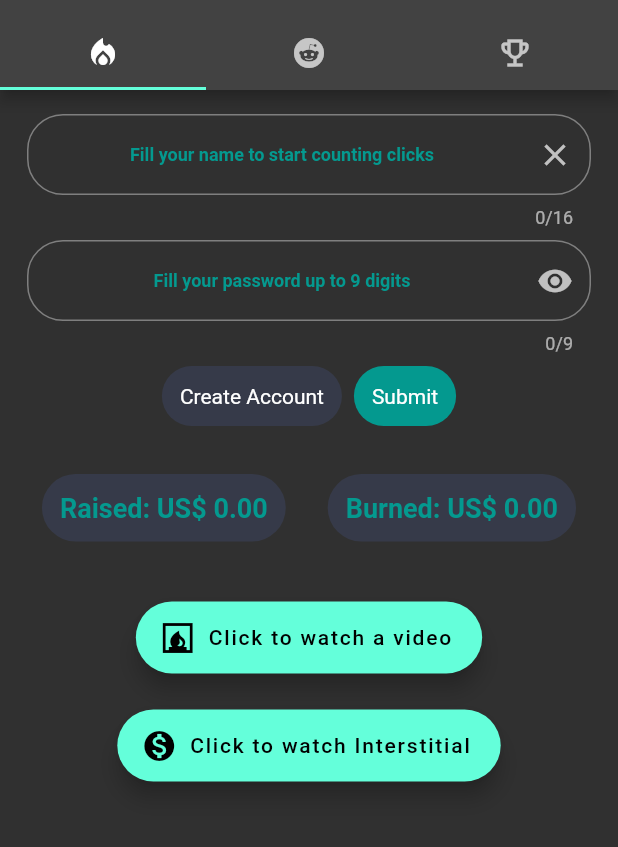
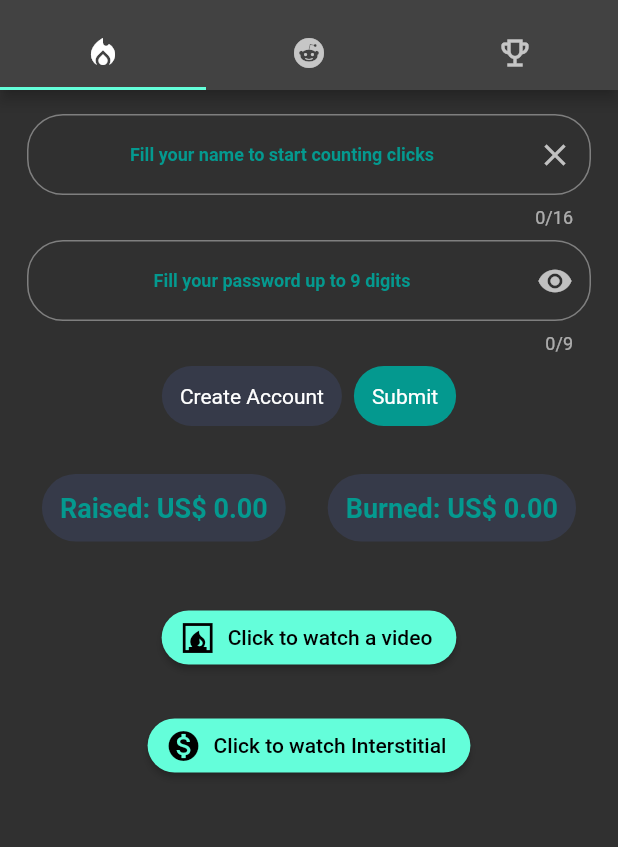
Before and after one commit to klausgreiner/safemoon_burn_ads, a Flutter app: the screen it shows after launch, on a phone screen of 412 x 824 dp, the part 66-913 px from its top. Run offline on Flutter 3.47's test engine with Material 2 defaults, Android fonts, the phone set to English and light mode, and no system bars; our stand-ins replace cloud_firestore, dio, equatable, firebase_core, firebase_remote_config, flutter_mobx and 5 more; accounts and stored records are empty; generated files the repository leaves out were written again; network calls fail.

Commit message:
[Add] button with cooldowns

```diff
--- a/lib/modules/core/constants/core_colors.dart
+++ b/lib/modules/core/constants/core_colors.dart
@@ -9,6 +9,6 @@ class CoreColors {
   static const Color sfmMainColor = Color(0xFF04998F);
   static const Color blueLinkColor = Colors.blue;
   static const Color backgroundChipColor = Color.fromARGB(255, 54, 58, 73);
-  static const Color sfmMainColor4 = Color(0xFF04998F);
+  static const Color sfmAccentColor = Color(0xFF64FEDA);
   static const Color sfmMainColor5 = Color(0xFF04998F);
 }
--- /dev/null
+++ b/lib/modules/home/presentation/components/ad_button.dart
@@ -0,0 +1,172 @@
+import 'dart:async';
+
+import 'package:flutter/material.dart';
+
+import '../../../core/constants/core_colors.dart';
+
+enum ButtonState { Busy, Idle }
+
+class AdButton extends StatefulWidget {
+  final Function onPressedFunction;
+  final String text;
+  final IconData icon;
+  final int cooldown;
+
+  const AdButton({
+    Key? key,
+    required this.onPressedFunction,
+    required this.text,
+    required this.icon,
+    required this.cooldown,
+  }) : super(key: key);
+
+  @override
+  State<AdButton> createState() => _AdButtonState();
+}
+
+class _AdButtonState extends State<AdButton> with TickerProviderStateMixin {
+  double? loaderWidth;
+
+  late Animation<double> _animation;
+  late AnimationController _controller;
+  ButtonState btn = ButtonState.Idle;
+  int secondsLeft = 0;
+  Timer? _timer;
+  Stream emptyStream = Stream.empty();
+
+  @override
+  void initState() {
+    super.initState();
+
+    _controller = AnimationController(
+        vsync: this, duration: Duration(milliseconds: widget.cooldown));
+
+    _animation = Tween(begin: 0.0, end: 1.0).animate(CurvedAnimation(
+      parent: _controller,
+      curve: Curves.easeInOutCirc,
+      reverseCurve: Curves.easeInOutCirc,
+    ));
+
+    _animation.addStatusListener((status) {
+      if (status == AnimationStatus.dismissed) {
+        setState(() {
+          btn = ButtonState.Idle;
+        });
+      }
+    });
+  }
+
+  @override
+  void dispose() {
+    if (_timer != null) _timer!.cancel();
+    _controller.dispose();
+    super.dispose();
+  }
+
+  void animateForward() {
+    setState(() {
+      btn = ButtonState.Busy;
+    });
+    _controller.forward();
+  }
+
+  void animateReverse() {
+    _controller.reverse();
+  }
+
+  lerpWidth(a, b, t) {
+    if (a == 0.0 || b == 0.0) {
+      return null;
+    } else {
+      return a + (b - a) * t;
+    }
+  }
+
+  void startTimer(int newTime) {
+    if (newTime == 0) {
+      throw ("Count Down Time can not be null");
+    }
+
+    animateForward();
+
+    setState(() {
+      secondsLeft = newTime;
+    });
+
+    if (_timer != null) {
+      _timer!.cancel();
+    }
+
+    var oneSec = const Duration(seconds: 1);
+    _timer = new Timer.periodic(
+      oneSec,
+      (Timer timer) => setState(
+        () {
+          if (secondsLeft < 1) {
+            timer.cancel();
+          } else {
+            secondsLeft = secondsLeft - 1;
+          }
+        },
+      ),
+    );
+  }
+
+  @override
+  Widget build(BuildContext context) {
+    return AnimatedBuilder(
+      animation: _controller,
+      builder: (context, child) {
+        return buttonBody();
+      },
+    );
+  }
+
+  Widget buttonBody() {
+    return btn == ButtonState.Idle
+        ? ElevatedButton.icon(
+            onPressed: () {
+              widget.onPressedFunction();
+              startTimer(widget.cooldown);
+            },
+            label:
+                Text(widget.text, style: const TextStyle(color: Colors.black)),
+            icon: Icon(
+              widget.icon,
+              color: Colors.black,
+            ),
+            style: ButtonStyle(
+              backgroundColor:
+                  MaterialStateProperty.all<Color>(CoreColors.sfmAccentColor),
+              shape: MaterialStateProperty.all<RoundedRectangleBorder>(
+                  RoundedRectangleBorder(
+                borderRadius: BorderRadius.circular(36.0),
+              )),
+            ),
+          )
+        : StreamBuilder(
+            stream: emptyStream,
+            builder: (context, snapshot) {
+              if (secondsLeft == 0) {
+                animateReverse();
+              }
+              return ElevatedButton.icon(
+                onPressed: null,
+                label: Text(secondsLeft.toString() + ' Seconds remaining',
+                    style: const TextStyle(color: Colors.black)),
+                icon: Icon(
+                  widget.icon,
+                  color: Colors.black,
+                ),
+                style: ButtonStyle(
+                  backgroundColor: MaterialStateProperty.all<Color>(
+                      CoreColors.sfmAccentColor),
+                  shape: MaterialStateProperty.all<RoundedRectangleBorder>(
+                      RoundedRectangleBorder(
+                    borderRadius: BorderRadius.circular(36.0),
+                  )),
+                ),
+              );
+            });
+  }
+}
--- a/lib/modules/home/presentation/components/ad_tab.dart
+++ b/lib/modules/home/presentation/components/ad_tab.dart
@@ -4,6 +4,7 @@ import 'package:flutter_mobx/flutter_mobx.dart';
 import 'package:google_mobile_ads/google_mobile_ads.dart';
 import 'package:safemoon_burn_ads/modules/core/constants/core_colors.dart';
 import 'package:safemoon_burn_ads/modules/core/constants/core_strings.dart';
+import 'package:safemoon_burn_ads/modules/home/presentation/components/ad_button.dart';
 import 'package:safemoon_burn_ads/modules/home/presentation/home_store.dart';
 
 class adTab extends StatefulWidget {
@@ -32,7 +33,11 @@ class adTab extends StatefulWidget {
   State<adTab> createState() => _adTabState();
 }
 
-class _adTabState extends State<adTab> {
+class _adTabState extends State<adTab>
+    with AutomaticKeepAliveClientMixin<adTab> {
+  @override
+  bool get wantKeepAlive => true;
+
   TextEditingController usernameController = TextEditingController();
   TextEditingController passwordController = TextEditingController();
   bool obscureText = true;
@@ -127,28 +132,30 @@ class _adTabState extends State<adTab> {
   }
 
   Widget getInterstitialAd() {
-    return FloatingActionButton.extended(
-      onPressed: () {
+    return AdButton(
+      cooldown: 600,
+      icon: Icons.monetization_on,
+      text: CoreStrings.watchInterstitialButton,
+      onPressedFunction: () {
         widget.interstitialRewardedAd?.show(
             onUserEarnedReward: (AdWithoutView ad, RewardItem reward) {
           widget.onAdRewarded(reward);
         });
       },
-      label: const Text(CoreStrings.watchInterstitialButton),
-      icon: const Icon(Icons.monetization_on),
     );
   }
 
   Widget getRewardedVideoAd() {
-    return FloatingActionButton.extended(
-      onPressed: () {
+    return AdButton(
+      cooldown: 60,
+      icon: Icons.fireplace,
+      text: CoreStrings.watchVideoButton,
+      onPressedFunction: () {
         widget.rewardedAd?.show(
             onUserEarnedReward: (AdWithoutView ad, RewardItem reward) {
           widget.onAdRewarded(reward);
         });
       },
-      label: const Text(CoreStrings.watchVideoButton),
-      icon: const Icon(Icons.fireplace),
     );
   }
 
```
